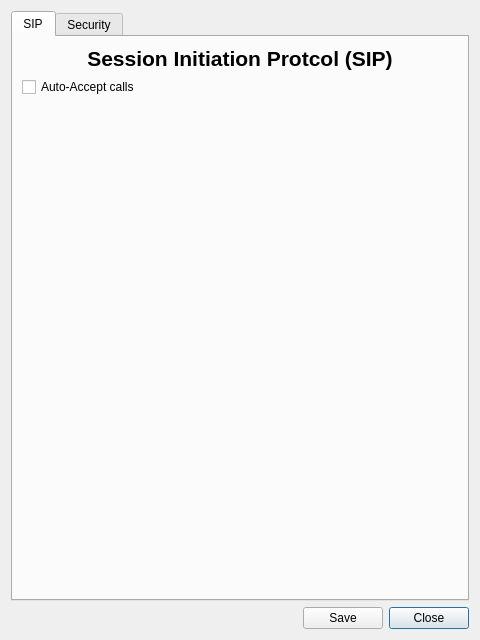
Qt form ui/sipsettings.ui (ultravideo/uvgComm) before a commit.
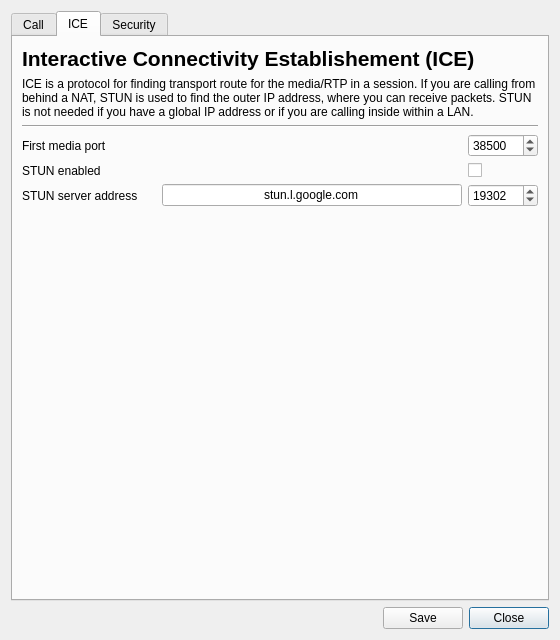
The same form after that commit. The open tabs and pages were chosen to show the change.

Commit message:
feature(Settings): Save and load STUN address/port and media port
The settings part of allowing the user to set STUN address and whether to use
it. This commit also makes all the settings the same size windows.

Diff of the .ui file:
```diff
--- a/ui/sipsettings.ui
+++ b/ui/sipsettings.ui
@@ -6,7 +6,7 @@
    <rect>
     <x>0</x>
     <y>0</y>
-    <width>480</width>
+    <width>560</width>
     <height>640</height>
    </rect>
   </property>
@@ -14,33 +14,13 @@
    <string>Advanced Settings</string>
   </property>
   <layout class="QGridLayout" name="gridLayout">
-   <item row="2" column="2">
+   <item row="3" column="2">
     <widget class="QPushButton" name="advanced_close">
      <property name="text">
       <string>Close</string>
      </property>
     </widget>
    </item>
-   <item row="2" column="1">
-    <widget class="QPushButton" name="advanced_ok">
-     <property name="text">
-      <string>Save</string>
-     </property>
-    </widget>
-   </item>
-   <item row="2" column="0">
-    <spacer name="horizontalSpacer">
-     <property name="orientation">
-      <enum>Qt::Horizontal</enum>
-     </property>
-     <property name="sizeHint" stdset="0">
-      <size>
-       <width>40</width>
-       <height>20</height>
-      </size>
-     </property>
-    </spacer>
-   </item>
    <item row="0" column="0" colspan="3">
     <widget class="QTabWidget" name="Advanced">
      <property name="currentIndex">
@@ -48,7 +28,7 @@
      </property>
      <widget class="QWidget" name="sip">
       <attribute name="title">
-       <string>SIP</string>
+       <string>Call</string>
       </attribute>
       <layout class="QGridLayout" name="gridLayout_4">
        <item row="2" column="0" colspan="2">
@@ -74,7 +54,7 @@
           </font>
          </property>
          <property name="text">
-          <string>Session Initiation Protcol (SIP)</string>
+          <string>Call Settings</string>
          </property>
          <property name="alignment">
           <set>Qt::AlignCenter</set>
@@ -90,7 +70,155 @@
        </item>
       </layout>
      </widget>
-     <widget class="QWidget" name="tab">
+     <widget class="QWidget" name="ice">
+      <attribute name="title">
+       <string>ICE</string>
+      </attribute>
+      <layout class="QGridLayout" name="gridLayout_2">
+       <item row="3" column="0">
+        <widget class="QLabel" name="media_port_label">
+         <property name="text">
+          <string>First media port</string>
+         </property>
+        </widget>
+       </item>
+       <item row="5" column="0">
+        <widget class="QLabel" name="stun_address_label">
+         <property name="text">
+          <string>STUN server address</string>
+         </property>
+        </widget>
+       </item>
+       <item row="5" column="1">
+        <widget class="QLineEdit" name="stun_address">
+         <property name="maximumSize">
+          <size>
+           <width>300</width>
+           <height>16777215</height>
+          </size>
+         </property>
+         <property name="text">
+          <string>stun.l.google.com</string>
+         </property>
+         <property name="alignment">
+          <set>Qt::AlignCenter</set>
+         </property>
+        </widget>
+       </item>
+       <item row="4" column="0">
+        <widget class="QLabel" name="stun_enabled_label">
+         <property name="text">
+          <string>STUN enabled</string>
+         </property>
+        </widget>
+       </item>
+       <item row="5" column="2">
+        <widget class="QSpinBox" name="stun_port">
+         <property name="minimumSize">
+          <size>
+           <width>70</width>
+           <height>0</height>
+          </size>
+         </property>
+         <property name="maximumSize">
+          <size>
+           <width>70</width>
+           <height>16777215</height>
+          </size>
+         </property>
+         <property name="minimum">
+          <number>1</number>
+         </property>
+         <property name="maximum">
+          <number>65535</number>
+         </property>
+         <property name="value">
+          <number>19302</number>
+         </property>
+        </widget>
+       </item>
+       <item row="3" column="2">
+        <widget class="QSpinBox" name="media_port">
+         <property name="minimumSize">
+          <size>
+           <width>70</width>
+           <height>0</height>
+          </size>
+         </property>
+         <property name="maximumSize">
+          <size>
+           <width>70</width>
+           <height>16777215</height>
+          </size>
+         </property>
+         <property name="minimum">
+          <number>1024</number>
+         </property>
+         <property name="maximum">
+          <number>54535</number>
+         </property>
+         <property name="value">
+          <number>38500</number>
+         </property>
+        </widget>
+       </item>
+       <item row="4" column="2">
+        <widget class="QCheckBox" name="stun_enabled">
+         <property name="text">
+          <string/>
+         </property>
+        </widget>
+       </item>
+       <item row="6" column="0" colspan="3">
+        <spacer name="verticalSpacer_2">
+         <property name="orientation">
+          <enum>Qt::Vertical</enum>
+         </property>
+         <property name="sizeHint" stdset="0">
+          <size>
+           <width>20</width>
+           <height>40</height>
+          </size>
+         </property>
+        </spacer>
+       </item>
+       <item row="0" column="0" colspan="3">
+        <widget class="QLabel" name="ice_heading">
+         <property name="font">
+          <font>
+           <pointsize>16</pointsize>
+           <weight>75</weight>
+           <bold>true</bold>
+          </font>
+         </property>
+         <property name="text">
+          <string>Interactive Connectivity Establishement (ICE)</string>
+         </property>
+        </widget>
+       </item>
+       <item row="1" column="0" colspan="3">
+        <widget class="QLabel" name="tab_explanation">
+         <property name="text">
+          <string>ICE is a protocol for finding transport route for the media/RTP in a session. If you are calling from behind a NAT, STUN is used to find the outer IP address, where you can receive packets. STUN is not needed if you have a global IP address or if you are calling inside within a LAN.</string>
+         </property>
+         <property name="wordWrap">
+          <bool>true</bool>
+         </property>
+        </widget>
+       </item>
+       <item row="2" column="0" colspan="3">
+        <widget class="Line" name="line">
+         <property name="enabled">
+          <bool>true</bool>
+         </property>
+         <property name="orientation">
+          <enum>Qt::Horizontal</enum>
+         </property>
+        </widget>
+       </item>
+      </layout>
+     </widget>
+     <widget class="QWidget" name="security">
       <property name="enabled">
        <bool>false</bool>
       </property>
@@ -204,6 +332,26 @@
      </widget>
     </widget>
    </item>
+   <item row="3" column="1">
+    <widget class="QPushButton" name="advanced_ok">
+     <property name="text">
+      <string>Save</string>
+     </property>
+    </widget>
+   </item>
+   <item row="3" column="0">
+    <spacer name="horizontalSpacer">
+     <property name="orientation">
+      <enum>Qt::Horizontal</enum>
+     </property>
+     <property name="sizeHint" stdset="0">
+      <size>
+       <width>40</width>
+       <height>20</height>
+      </size>
+     </property>
+    </spacer>
+   </item>
   </layout>
  </widget>
  <tabstops>
```
Left out of the diff: 7 changed lines with no effect on the pictures. The commit also changes 5 other files.
